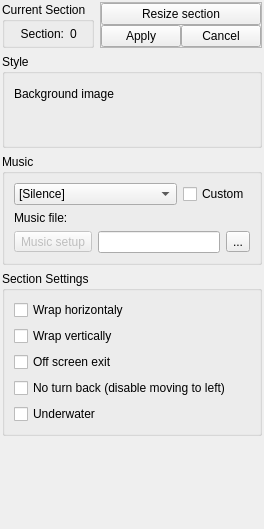
Before: the Qt Designer form Editor/main_window/dock/lvl_sctc_props.ui in WohlSoft/Moondust-Project, drawn with Qt 5.
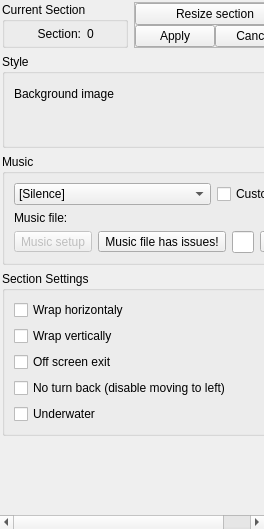
After: the same form once the commit is applied. Icons and pictures are not drawn. Custom widgets are drawn as their Qt base class.

Commit message:
Editor: Added custom music validator with notices
This is a small soft notice thing that could notice users when they use heavy or bad formats, or just when file is not exists.

Patch:
```diff
--- a/Editor/main_window/dock/lvl_sctc_props.ui
+++ b/Editor/main_window/dock/lvl_sctc_props.ui
@@ -68,8 +68,8 @@
         <rect>
          <x>0</x>
          <y>0</y>
-         <width>264</width>
-         <height>510</height>
+         <width>274</width>
+         <height>499</height>
         </rect>
        </property>
        <property name="sizePolicy">
@@ -389,10 +389,10 @@
               <property name="bottomMargin">
                <number>0</number>
               </property>
-              <item row="0" column="1">
+              <item row="0" column="2">
                <widget class="QLineEdit" name="LVLPropsMusicCustom"/>
               </item>
-              <item row="0" column="3">
+              <item row="0" column="4">
                <widget class="QToolButton" name="LVLPropsMusicCustomBrowse">
                 <property name="toolTip">
                  <string>Browse...</string>
@@ -422,6 +422,20 @@
                 </property>
                </widget>
               </item>
+              <item row="0" column="1">
+               <widget class="QToolButton" name="musicNotice">
+                <property name="text">
+                 <string notr="true">Music file has issues!</string>
+                </property>
+                <property name="icon">
+                 <iconset resource="../../_resources/editor.qrc">
+                  <normaloff>:/config_status/warn.png</normaloff>:/config_status/warn.png</iconset>
+                </property>
+                <property name="popupMode">
+                 <enum>QToolButton::InstantPopup</enum>
+                </property>
+               </widget>
+              </item>
              </layout>
             </widget>
            </item>
```
Left out of the diff: 8 changed lines with no effect on the pictures. The commit also changes 5 other files.
